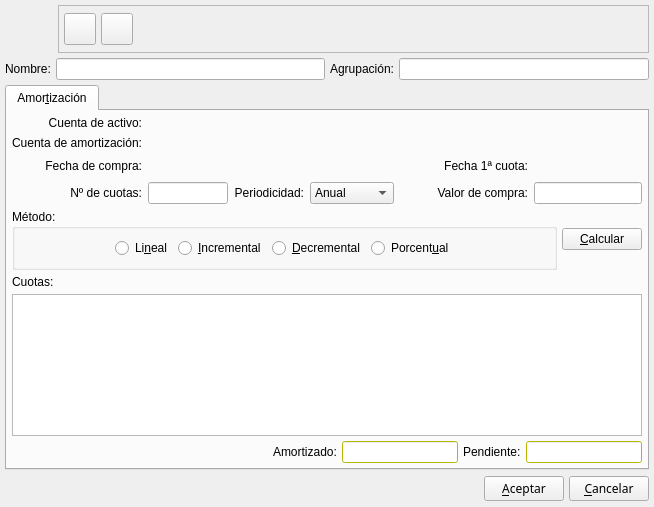
Before: the Qt Designer form bulmages/bulmacont/src/contabilidad/amortizacionbase.ui in eboladev/Bulmages-1, drawn with Qt 5.
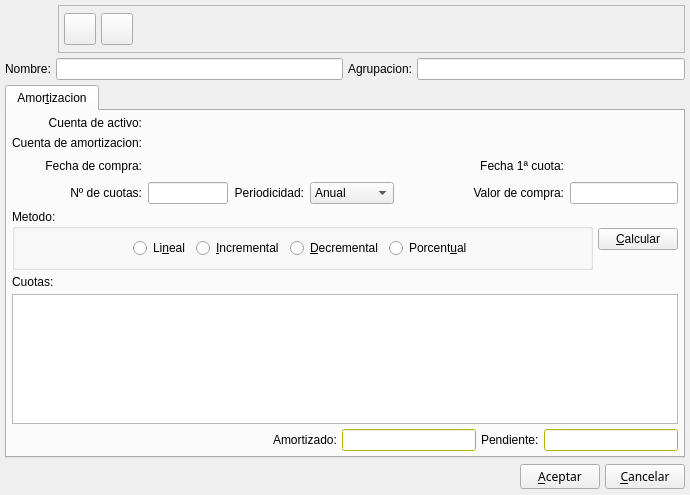
After: the same form once the commit is applied. Icons and pictures are not drawn. Custom widgets are drawn as their Qt base class.

The edit to the form file:
```diff
--- a/bulmages/bulmacont/src/contabilidad/amortizacionbase.ui
+++ b/bulmages/bulmacont/src/contabilidad/amortizacionbase.ui
@@ -5,8 +5,8 @@
    <rect>
     <x>0</x>
     <y>0</y>
-    <width>654</width>
-    <height>507</height>
+    <width>690</width>
+    <height>495</height>
    </rect>
   </property>
   <property name="windowTitle" >
@@ -229,7 +229,7 @@
        <item>
         <widget class="QLabel" name="textLabel1_3" >
          <property name="text" >
-          <string>Agrupación:</string>
+          <string>Agrupacion:</string>
          </property>
         </widget>
        </item>
@@ -244,7 +244,7 @@
     <widget class="QTabWidget" name="tabWidget3" >
      <widget class="QWidget" name="tab" >
       <attribute name="title" >
-       <string>Amor&amp;tización</string>
+       <string>Amor&amp;tizacion</string>
       </attribute>
       <layout class="QVBoxLayout" >
        <property name="margin" >
@@ -405,7 +405,7 @@
          <item row="1" column="0" >
           <widget class="QLabel" name="textLabel1_2_2_2" >
            <property name="text" >
-            <string>Cuenta de amortización:</string>
+            <string>Cuenta de amortizacion:</string>
            </property>
            <property name="alignment" >
             <set>Qt::AlignRight|Qt::AlignTrailing|Qt::AlignVCenter</set>
@@ -455,7 +455,7 @@
             </sizepolicy>
            </property>
            <property name="title" >
-            <string>Método:</string>
+            <string>Metodo:</string>
            </property>
            <layout class="QGridLayout" >
             <property name="margin" >
```
Left out of the diff: 10 changed lines with no effect on the pictures.
